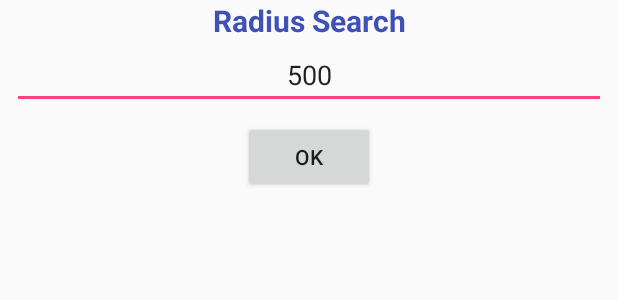
After one commit to trongitnlu/MyPlaceApp, an Android app: the layout dialog_setting.xml on its own in the app's theme, with its tools: preview values and no code run, on a phone screen of 412 x 824 dp. The commit adds this screen. Shown: the top 300 px of the screen. Run offline under Robolectric (Android 15) with nearby library versions, the phone set to English and light mode, and no system bars.

Commit message:
add setting dialog

```diff
--- a/app/src/main/java/com/android/nvtrong/myplace/activity/MainActivity.java
+++ b/app/src/main/java/com/android/nvtrong/myplace/activity/MainActivity.java
@@ -19,6 +19,7 @@ import android.widget.Toast;
 import com.android.nvtrong.myplace.ActivityUltis;
 import com.android.nvtrong.myplace.R;
 import com.android.nvtrong.myplace.databinding.ActivityMainBinding;
+import com.android.nvtrong.myplace.dialog.SettingFragment;
 import com.android.nvtrong.myplace.viewModel.MainViewModel;
 import com.android.nvtrong.myplace.viewModel.ViewPagerAdapter;
 
@@ -116,7 +117,8 @@ public class MainActivity extends AppCompatActivity implements NavigationView.On
         int id = menuItem.getItemId();
         switch (id){
             case R.id.mnu_setting:
-                Toast.makeText(this, "Ngon", Toast.LENGTH_SHORT).show();
+                SettingFragment settingFragment = SettingFragment.newInstance();
+                settingFragment.show(getFragmentManager(),null);
                 break;
         }
         return false;
--- /dev/null
+++ b/app/src/main/res/layout/dialog_setting.xml
@@ -0,0 +1,50 @@
+<?xml version="1.0" encoding="utf-8"?>
+<LinearLayout xmlns:android="http://schemas.android.com/apk/res/android"
+    xmlns:app="http://schemas.android.com/apk/res-auto"
+    xmlns:tools="http://schemas.android.com/tools"
+    android:layout_width="match_parent"
+    android:layout_height="fill_parent"
+    android:orientation="vertical">
+
+
+    <TextView
+        android:textColor="@color/colorPrimary"
+        android:textSize="20dp"
+        android:textStyle="bold"
+        android:textAlignment="center"
+        android:id="@+id/textView4"
+        android:layout_width="match_parent"
+        android:layout_height="wrap_content"
+        android:text="Radius Search" />
+
+    <EditText
+        android:id="@+id/edit_radius"
+        android:layout_width="match_parent"
+        android:layout_height="wrap_content"
+        android:layout_marginEnd="8dp"
+        android:layout_marginStart="8dp"
+        android:ems="10"
+        android:inputType="number"
+        android:maxLength="4"
+        android:text="500"
+        android:textAlignment="center"
+        app:layout_constraintEnd_toEndOf="parent"
+        app:layout_constraintHorizontal_bias="0.0"
+        app:layout_constraintStart_toStartOf="parent"
+        tools:ignore="MissingConstraints"
+        tools:layout_editor_absoluteY="94dp" />
+
+    <Button
+        android:id="@+id/btn_setting"
+        android:layout_width="wrap_content"
+        android:layout_height="wrap_content"
+        android:layout_gravity="center"
+        android:layout_marginEnd="8dp"
+        android:layout_marginStart="8dp"
+        android:layout_marginTop="8dp"
+        android:gravity="center"
+        android:text="Ok"
+        app:layout_constraintEnd_toEndOf="parent"
+        app:layout_constraintStart_toStartOf="parent"
+        app:layout_constraintTop_toBottomOf="@+id/edit_radius" />
+</LinearLayout>
```
Also changed, not shown: app/src/main/java/com/android/nvtrong/myplace/activity/PlaceActivity.java (+4 -5 lines), app/src/main/java/com/android/nvtrong/myplace/dialog/SettingFragment.java (added, +50 -0 lines), app/src/main/java/com/android/nvtrong/myplace/extension/SharePreferences.java (added, +20 -0 lines), 1 other file.
